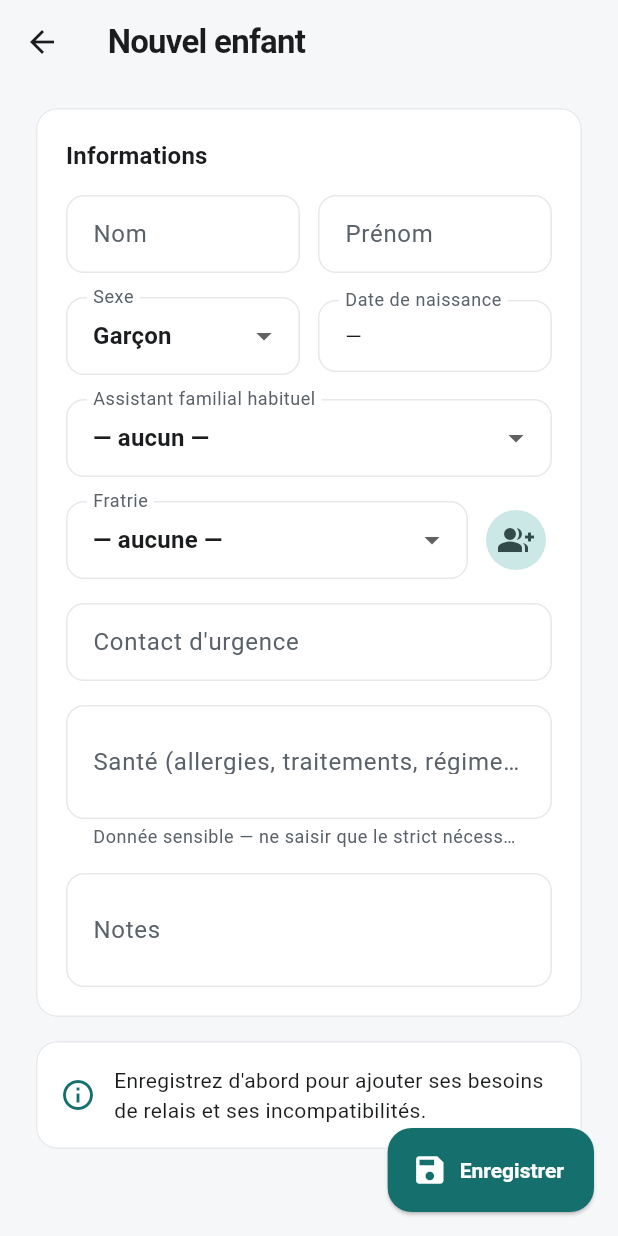
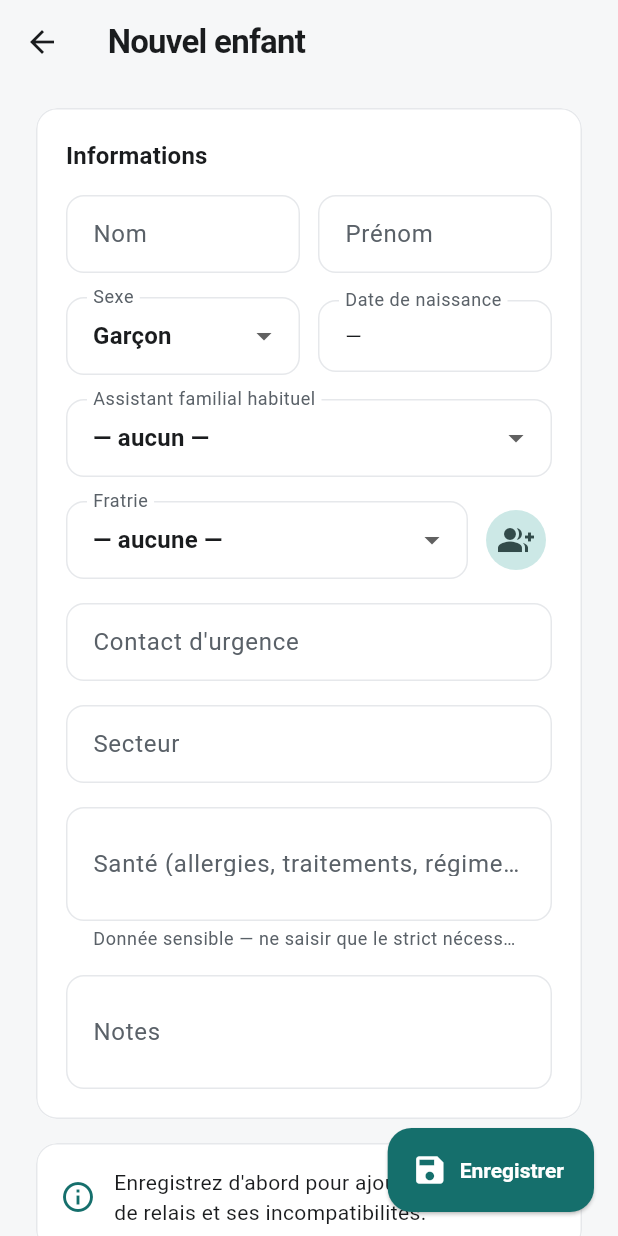
Before and after one commit to carnet2bord/escale, a Flutter app: the _EnfantEditor screen opened directly, on a phone screen of 412 x 824 dp. Run offline on Flutter 3.47's test engine with Material 3 defaults, Android fonts, the phone set to English and light mode, and no system bars; our stand-ins replace drift, pdf, printing, shared_preferences; missing offline and left inert: file_selector, spreadsheet_decoder; accounts and stored records are empty; generated files the repository leaves out were written again.

Commit message:
Chantiers desktop (1/n) — plafond de jours + secteur géographique
- Accueillant : plafond de jours/an + secteur ; Enfant : secteur (schema v7).
- Avertissements (non bloquants) : secteur différent, plafond annuel dépassé.
- Moteur de proposition : privilégie le même secteur, dé-priorise au-delà du plafond.
- Éditeurs enrichis. +2 tests. 32 tests verts.

Co-Authored-By: Claude Opus 4.8 <noreply@anthropic.com>

```diff
--- a/lib/data/database.dart
+++ b/lib/data/database.dart
@@ -68,6 +68,10 @@ class Accueillants extends Table {
   IntColumn get ageMax => integer().nullable()();
   // Échéance de l'agrément (avertissement si le relais dépasse cette date).
   DateTimeColumn get agrementEcheance => dateTime().nullable()();
+  // Plafond de jours d'accueil par an (avertissement si dépassé).
+  IntColumn get plafondJoursAn => integer().nullable()();
+  // Secteur géographique (libellé saisi, ex. « Secteur Nord »).
+  TextColumn get secteur => text().nullable()();
   TextColumn get notes => text().nullable()();
 }
 
@@ -105,6 +109,8 @@ class Enfants extends Table {
   TextColumn get sante => text().nullable()();
   // Personne(s) à prévenir en cas d'urgence (nom + téléphone).
   TextColumn get contactUrgence => text().nullable()();
+  // Secteur géographique de l'enfant (pour favoriser la proximité).
+  TextColumn get secteur => text().nullable()();
   TextColumn get notes => text().nullable()();
 }
 
@@ -238,7 +244,7 @@ class AppDatabase extends _$AppDatabase {
   }
 
   @override
-  int get schemaVersion => 6;
+  int get schemaVersion => 7;
 
   @override
   MigrationStrategy get migration => MigrationStrategy(
@@ -254,6 +260,11 @@ class AppDatabase extends _$AppDatabase {
         await m.addColumn(accueillants, accueillants.ageMin);
         await m.addColumn(accueillants, accueillants.ageMax);
         await m.addColumn(accueillants, accueillants.agrementEcheance);
+      }
+      if (from < 7) {
+        await m.addColumn(accueillants, accueillants.plafondJoursAn);
+        await m.addColumn(accueillants, accueillants.secteur);
+        await m.addColumn(enfants, enfants.secteur);
       }
     },
     beforeOpen: (details) async {
--- a/lib/ui/accueillants_page.dart
+++ b/lib/ui/accueillants_page.dart
@@ -211,6 +211,8 @@ class _AccueillantEditorState extends State<_AccueillantEditor> {
   late final TextEditingController _notes;
   late final TextEditingController _ageMin;
   late final TextEditingController _ageMax;
+  late final TextEditingController _plafond;
+  late final TextEditingController _secteur;
   DateTime? _agrementEcheance;
   late int _nbPlaces;
   late String _restriction;
@@ -226,6 +228,8 @@ class _AccueillantEditorState extends State<_AccueillantEditor> {
     _notes = TextEditingController(text: a?.notes ?? '');
     _ageMin = TextEditingController(text: a?.ageMin?.toString() ?? '');
     _ageMax = TextEditingController(text: a?.ageMax?.toString() ?? '');
+    _plafond = TextEditingController(text: a?.plafondJoursAn?.toString() ?? '');
+    _secteur = TextEditingController(text: a?.secteur ?? '');
     _agrementEcheance = a?.agrementEcheance;
     _nbPlaces = a?.nbPlaces ?? 1;
     _restriction = a?.restrictionSexe ?? restrictionAucune;
@@ -238,6 +242,8 @@ class _AccueillantEditorState extends State<_AccueillantEditor> {
     _notes.dispose();
     _ageMin.dispose();
     _ageMax.dispose();
+    _plafond.dispose();
+    _secteur.dispose();
     super.dispose();
   }
 
@@ -256,6 +262,10 @@ class _AccueillantEditorState extends State<_AccueillantEditor> {
               ageMin: Value(int.tryParse(_ageMin.text.trim())),
               ageMax: Value(int.tryParse(_ageMax.text.trim())),
               agrementEcheance: Value(_agrementEcheance),
+              plafondJoursAn: Value(int.tryParse(_plafond.text.trim())),
+              secteur: Value(
+                _secteur.text.trim().isEmpty ? null : _secteur.text.trim(),
+              ),
               notes: Value(
                 _notes.text.trim().isEmpty ? null : _notes.text.trim(),
               ),
@@ -272,6 +282,10 @@ class _AccueillantEditorState extends State<_AccueillantEditor> {
           ageMin: Value(int.tryParse(_ageMin.text.trim())),
           ageMax: Value(int.tryParse(_ageMax.text.trim())),
           agrementEcheance: Value(_agrementEcheance),
+          plafondJoursAn: Value(int.tryParse(_plafond.text.trim())),
+          secteur: Value(
+            _secteur.text.trim().isEmpty ? null : _secteur.text.trim(),
+          ),
           notes: Value(_notes.text.trim().isEmpty ? null : _notes.text.trim()),
         ),
       );
@@ -464,6 +478,31 @@ class _AccueillantEditorState extends State<_AccueillantEditor> {
                         ),
                       ),
                       const SizedBox(height: 16),
+                      Row(
+                        children: [
+                          Expanded(
+                            child: TextFormField(
+                              controller: _plafond,
+                              keyboardType: TextInputType.number,
+                              decoration: const InputDecoration(
+                                labelText: 'Plafond de jours / an',
+                                hintText: 'Optionnel',
+                              ),
+                            ),
+                          ),
+                          const SizedBox(width: 12),
+                          Expanded(
+                            child: TextFormField(
+                              controller: _secteur,
+                              decoration: const InputDecoration(
+                                labelText: 'Secteur',
+                                hintText: 'Ex. Secteur Nord',
+                              ),
+                            ),
+                          ),
+                        ],
+                      ),
+                      const SizedBox(height: 16),
                       TextFormField(
                         controller: _notes,
                         maxLines: 2,
--- a/lib/ui/enfants_page.dart
+++ b/lib/ui/enfants_page.dart
@@ -234,6 +234,7 @@ class _EnfantEditorState extends State<_EnfantEditor> {
   late final TextEditingController _notes;
   late final TextEditingController _sante;
   late final TextEditingController _contactUrgence;
+  late final TextEditingController _secteur;
   late String _sexe;
   DateTime? _naissance;
   int? _afHabituelId;
@@ -250,6 +251,7 @@ class _EnfantEditorState extends State<_EnfantEditor> {
     _notes = TextEditingController(text: e?.notes ?? '');
     _sante = TextEditingController(text: e?.sante ?? '');
     _contactUrgence = TextEditingController(text: e?.contactUrgence ?? '');
+    _secteur = TextEditingController(text: e?.secteur ?? '');
     _sexe = e?.sexe ?? sexeGarcon;
     _naissance = e?.dateNaissance;
     _afHabituelId = e?.afHabituelId;
@@ -263,6 +265,7 @@ class _EnfantEditorState extends State<_EnfantEditor> {
     _notes.dispose();
     _sante.dispose();
     _contactUrgence.dispose();
+    _secteur.dispose();
     super.dispose();
   }
 
@@ -288,6 +291,9 @@ class _EnfantEditorState extends State<_EnfantEditor> {
                     ? null
                     : _contactUrgence.text.trim(),
               ),
+              secteur: Value(
+                _secteur.text.trim().isEmpty ? null : _secteur.text.trim(),
+              ),
               notes: Value(
                 _notes.text.trim().isEmpty ? null : _notes.text.trim(),
               ),
@@ -308,6 +314,9 @@ class _EnfantEditorState extends State<_EnfantEditor> {
             _contactUrgence.text.trim().isEmpty
                 ? null
                 : _contactUrgence.text.trim(),
+          ),
+          secteur: Value(
+            _secteur.text.trim().isEmpty ? null : _secteur.text.trim(),
           ),
           notes: Value(_notes.text.trim().isEmpty ? null : _notes.text.trim()),
         ),
@@ -525,6 +534,14 @@ class _EnfantEditorState extends State<_EnfantEditor> {
                           labelText: 'Contact d\'urgence',
                           hintText:
                               'Nom et téléphone de la personne à prévenir',
+                        ),
+                      ),
+                      const SizedBox(height: 16),
+                      TextFormField(
+                        controller: _secteur,
+                        decoration: const InputDecoration(
+                          labelText: 'Secteur',
+                          hintText: 'Ex. Secteur Nord (favorise la proximité)',
                         ),
                       ),
                       const SizedBox(height: 16),
```
Also changed, not shown: lib/domain/conflits.dart (+40 -0 lines), lib/domain/proposition.dart (+31 -1 lines), lib/data/database.g.dart, 1 other file.
